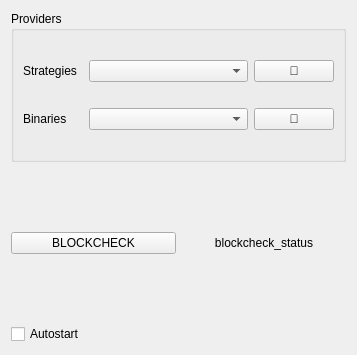
This is ui/forms/SettingsWidget.ui in pandazz77/zapret-gui as Qt 5 draws it before an edit. The edited form follows.
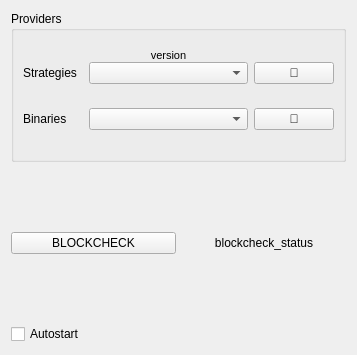
This is the edited form.

Commit message: add strategy provider version display

What changed in the file:
```diff
--- a/ui/forms/SettingsWidget.ui
+++ b/ui/forms/SettingsWidget.ui
@@ -54,9 +54,25 @@
       <string>Providers</string>
      </property>
      <layout class="QVBoxLayout" name="verticalLayout">
+      <property name="topMargin">
+       <number>0</number>
+      </property>
       <item>
-       <layout class="QHBoxLayout" name="horizontalLayout_2">
-        <item>
+       <layout class="QGridLayout" name="gridLayout_2">
+        <property name="verticalSpacing">
+         <number>0</number>
+        </property>
+        <item row="1" column="1">
+         <widget class="QComboBox" name="strategiesCombo">
+          <property name="sizePolicy">
+           <sizepolicy hsizetype="Expanding" vsizetype="Fixed">
+            <horstretch>0</horstretch>
+            <verstretch>0</verstretch>
+           </sizepolicy>
+          </property>
+         </widget>
+        </item>
+        <item row="1" column="0">
          <widget class="QLabel" name="label_3">
           <property name="sizePolicy">
            <sizepolicy hsizetype="Fixed" vsizetype="Preferred">
@@ -75,17 +91,7 @@
           </property>
          </widget>
         </item>
-        <item>
-         <widget class="QComboBox" name="strategiesCombo">
-          <property name="sizePolicy">
-           <sizepolicy hsizetype="Expanding" vsizetype="Fixed">
-            <horstretch>0</horstretch>
-            <verstretch>0</verstretch>
-           </sizepolicy>
-          </property>
-         </widget>
-        </item>
-        <item>
+        <item row="1" column="2">
          <widget class="QPushButton" name="strategyUpdBtn">
           <property name="sizePolicy">
            <sizepolicy hsizetype="Maximum" vsizetype="Fixed">
@@ -98,6 +104,27 @@
           </property>
          </widget>
         </item>
+        <item row="0" column="1">
+         <widget class="QLabel" name="strategiesVersion">
+          <property name="sizePolicy">
+           <sizepolicy hsizetype="Minimum" vsizetype="Maximum">
+            <horstretch>0</horstretch>
+            <verstretch>0</verstretch>
+           </sizepolicy>
+          </property>
+          <property name="font">
+           <font>
+            <pointsize>8</pointsize>
+           </font>
+          </property>
+          <property name="text">
+           <string>version</string>
+          </property>
+          <property name="alignment">
+           <set>Qt::AlignmentFlag::AlignCenter</set>
+          </property>
+         </widget>
+        </item>
        </layout>
       </item>
       <item>
```
The commit also changes 5 other files.
